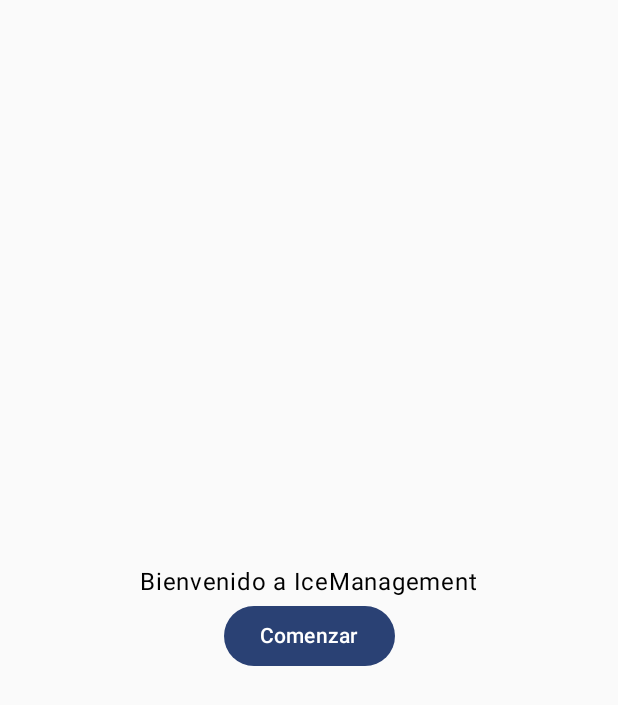
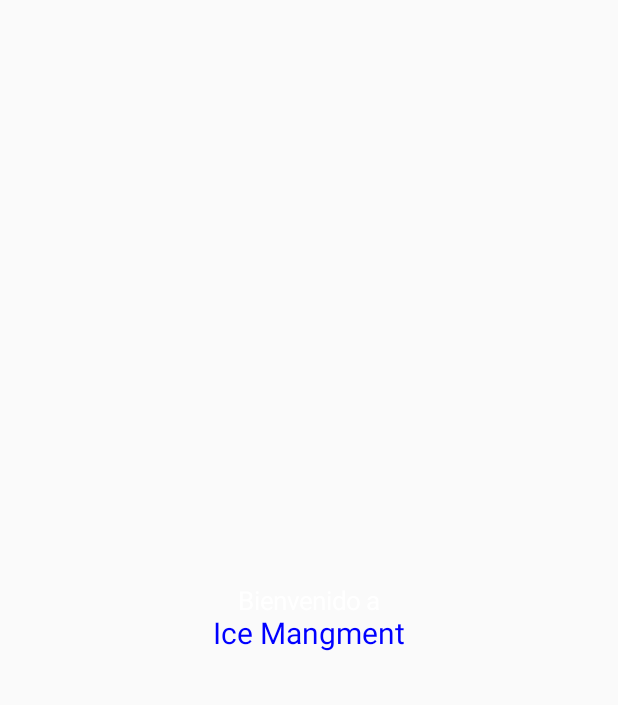
Before and after one commit to palateo8967/iceManagment, an Android app built with Jetpack Compose: the screen it shows after launch (MainActivity), on a phone screen of 412 x 824 dp. Shown: the top 705 px of the screen. Run offline under Robolectric (Android 15) with nearby library versions, the phone set to English and light mode, and no system bars.

Commit message:
CustomText

```diff
--- /dev/null
+++ b/app/src/main/java/com/icerojects/icemanagment/core/components/customText.kt
@@ -0,0 +1,35 @@
+package com.icerojects.icemanagment.core.components
+
+import androidx.compose.material3.Text
+import androidx.compose.runtime.Composable
+import androidx.compose.ui.graphics.Color
+import androidx.compose.ui.text.TextStyle
+import androidx.compose.ui.text.font.FontFamily
+import androidx.compose.ui.unit.TextUnit
+import androidx.compose.ui.unit.dp
+import androidx.compose.ui.unit.sp
+import org.w3c.dom.Text
+
+@Composable
+fun Customtext(
+
+    text: String,
+    fontSize: TextUnit = 16.sp,
+    color: Color = Color.Black,
+    fontFamily: FontFamily = FontFamily.Default
+
+    ){
+
+    Text(
+
+        text = text,
+        style = TextStyle(
+
+            fontSize = fontSize,
+            color = color,
+            fontFamily = fontFamily
+
+        )
+
+    )
+}
--- a/app/src/main/java/com/icerojects/icemanagment/ui/features/presentation/presentationScreen.kt
+++ b/app/src/main/java/com/icerojects/icemanagment/ui/features/presentation/presentationScreen.kt
@@ -8,8 +8,11 @@ import androidx.compose.material3.Text
 import androidx.compose.runtime.Composable
 import androidx.compose.ui.Alignment
 import androidx.compose.ui.Modifier
+import androidx.compose.ui.graphics.Color
 import androidx.compose.ui.tooling.preview.Preview
+import androidx.compose.ui.unit.sp
 import androidx.navigation.NavController
+import com.icerojects.icemanagment.core.components.Customtext
 import com.icerojects.icemanagment.ui.navigation.AppNavigation
 
 @Composable
@@ -20,34 +23,17 @@ fun PresentationScreen(navController: NavController){
         horizontalAlignment = Alignment.CenterHorizontally,
         verticalArrangement = Arrangement.Center
     ) {
-        Text("Bienvenido a IceManagement")
-        Button(onClick = { navController.navigate("login") }) {
-            Text("Comenzar")
-        }
+        Customtext(
+            text = "Bienvenido a",
+            fontSize = 17.sp,
+            color = Color.White
+        )
+
+        Customtext(
+            text = "Ice Mangment",
+            fontSize = 20.sp,
+            color = Color.Blue
+        )
     }
 
 }
-
-@Composable
-fun PresentationScree(){
-
-    Column(
-        modifier = Modifier.fillMaxSize(),
-        horizontalAlignment = Alignment.CenterHorizontally,
-        verticalArrangement = Arrangement.Center
-    ) {
-        Text("Bienvenido a IceManagement")
-        Button(onClick = {}) {
-            Text("Comenzar")
-        }
-    }
-
-}
-
-@Preview(showBackground = true)
-@Composable
-fun Preview(){
-
-    PresentationScree()
-
-}
```
Also changed, not shown: 1 other file.
